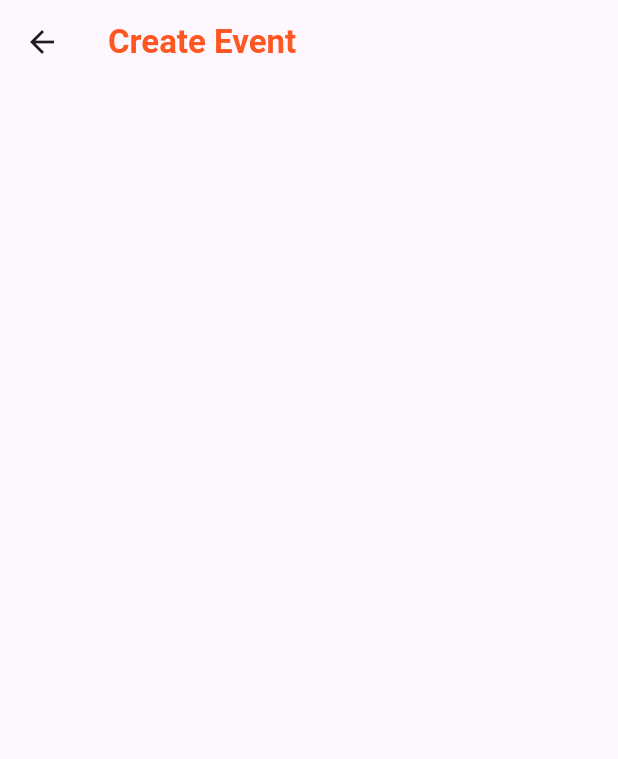
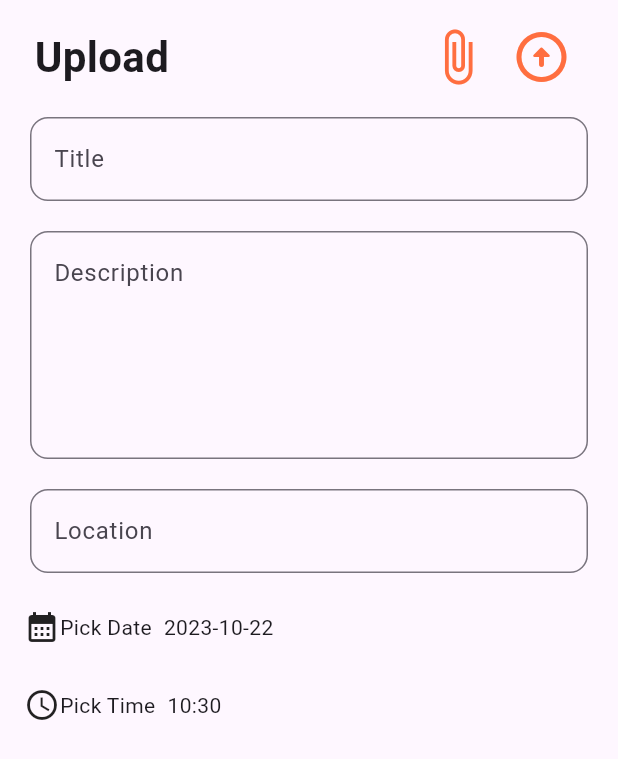
Before and after one commit to Aniket8195/eventapp, a Flutter app: the screen it shows once a user with an empty profile is signed in, after a tap on "CREATE AN EVENT", on a phone screen of 412 x 824 dp. Shown: the top 759 px of the screen. Run offline on Flutter 3.47's test engine with Material 2 defaults, Android fonts, the phone set to English and light mode, and no system bars; our stand-ins replace file_picker, firebase_auth, firebase_core, firebase_storage, google_sign_in; accounts and stored records are empty; network calls fail; Roboto replaces fonts that are missing (Rubik).

```diff
--- a/lib/API/user_model.dart
+++ b/lib/API/user_model.dart
@@ -40,9 +40,7 @@ class UserModel {
 }
 class User {
   final int userId;
-
   final String fullName;
-
   final String email;
   final List<Event> allEvents;
   final List<Event> createdEvents;
@@ -50,9 +48,7 @@ class User {
 
   User({
     required this.userId,
-
     required this.fullName,
-
     required this.email,
     required this.allEvents,
     required this.createdEvents,
@@ -82,9 +78,7 @@ class User {
 
     return User(
       userId: userId ?? 0,
-
       fullName: fullName ?? '',
-
       email: email ?? '',
       allEvents: allEvents,
       createdEvents: createdEvents,
--- a/lib/Widgets/create_event.dart
+++ b/lib/Widgets/create_event.dart
@@ -1,4 +1,11 @@
+import 'package:eventapp/API/insert_event.dart';
+import 'package:eventapp/Widgets/Widget.dart';
+import 'package:eventapp/feed.dart';
 import 'package:flutter/material.dart';
+import 'package:firebase_storage/firebase_storage.dart';
+import 'package:file_picker/file_picker.dart';
+import 'package:flutter/foundation.dart';
+import 'dart:io';
 
 class CreateEvent extends StatefulWidget {
   const CreateEvent({super.key});
@@ -8,19 +15,333 @@ class CreateEvent extends StatefulWidget {
 }
 
 class _CreateEventState extends State<CreateEvent> {
+  String filename = "";
+  final subjectController = TextEditingController();
+  final titleController = TextEditingController();
+  final locationController = TextEditingController();
+  FilePickerResult? filePickerResult;
+  double _progress = 0;
+  File? pickedFile;
+  late Uint8List fileBytes;
+
+  DateTime selectedDate = DateTime.now();
+  Future<void> _selectDate(BuildContext context) async {
+    final DateTime? picked = await showDatePicker(
+        context: context,
+        initialDate: selectedDate,
+        firstDate: DateTime(2023,10),
+        lastDate: DateTime(2101));
+    if (picked != null && picked != selectedDate) {
+      setState(() {
+        selectedDate = picked;
+      });
+    }
+  }
+  TimeOfDay selectedTime = TimeOfDay.now();
+
+
+  Future<void> _openFileExplorer() async {
+    try {
+      filePickerResult = await FilePicker.platform.pickFiles(
+        type: FileType.image,
+      );
+
+      if (filePickerResult?.files != null &&
+          filePickerResult!.files.isNotEmpty) {
+        setState(
+              () {
+            if (kIsWeb) {
+              fileBytes = filePickerResult!.files.first.bytes!;
+            } else {
+              pickedFile = File(filePickerResult!.files.single.path!);
+            }
+            filename = File(filePickerResult!.files.single.name).toString();
+          },
+        );
+      } else {
+        print('No files picked or result is empty.');
+      }
+    } catch (e) {
+      print('Error picking files: $e');
+    }
+  }
+  _uploadDataToStorage() {
+    if (filename == "") {
+      _addDataToSQL();
+    } else {
+      final metadata = SettableMetadata(contentType: "image/jpeg");
+      final storageRef = FirebaseStorage.instance.ref();
+      if (kIsWeb) {
+        final uploadTask =
+        storageRef.child("Event/$filename").putData(fileBytes, metadata);
+        uploadTask.snapshotEvents.listen(
+              (TaskSnapshot taskSnapshot) async {
+            switch (taskSnapshot.state) {
+              case TaskState.running:
+                final progress = 100.0 *
+                    (taskSnapshot.bytesTransferred / taskSnapshot.totalBytes);
+                setState(() {
+                  _progress = progress;
+                  print(_progress);
+                });
+                break;
+              case TaskState.paused:
+                showSnackBar("Paused", context, Icons.error, Colors.red);
+                break;
+              case TaskState.canceled:
+                showSnackBar(
+                    "Upload Was Cancelled", context, Icons.error, Colors.red);
+                break;
+              case TaskState.error:
+                showSnackBar(
+                    "Something Gone Wrong!", context, Icons.error, Colors.red);
+                break;
+              case TaskState.success:
+                _addDataToSQL();
+                showSnackBar("Uploaded", context, Icons.done, Colors.green);
+                break;
+            }
+          },
+        );
+      } else {
+        final uploadTask = storageRef
+            .child("Event/$filename")
+            .putFile(pickedFile!, metadata);
+        uploadTask.snapshotEvents.listen(
+              (TaskSnapshot taskSnapshot) async {
+            switch (taskSnapshot.state) {
+              case TaskState.running:
+                final progress = 100.0 *
+                    (taskSnapshot.bytesTransferred / taskSnapshot.totalBytes);
+                setState(() {
+                  _progress = progress;
+                  print(_progress);
+                });
+                break;
+              case TaskState.paused:
+                showSnackBar("Paused", context, Icons.error, Colors.red);
+                break;
+              case TaskState.canceled:
+                showSnackBar(
+                    "Upload Was Cancelled", context, Icons.error, Colors.red);
+                break;
+              case TaskState.error:
+                showSnackBar(
+                    "Something Gone Wrong!", context, Icons.error, Colors.red);
+                break;
+              case TaskState.success:
+                _addDataToSQL();
+                showSnackBar("Uploaded", context, Icons.done, Colors.green);
+                break;
+            }
+          },
+        );
+      }
+    }
+  }
+  _addDataToSQL() async {
+   // FirebaseFirestore firestore = FirebaseFirestore.instance;
+    //FirebaseAuth auth = FirebaseAuth.instance;
+    if (filename != "") {
+      final storageRef = FirebaseStorage.instance.ref();
+      final imageUrl =
+      await storageRef.child("Event/$filename").getDownloadURL();
+     // print(imageUrl);
+      // firestore.collection("Event Upload").doc(DateTime.now().toString()).set(
+      //   {
+      //     "name": auth.currentUser!.uid,
+      //     "title": titleController.text,
+      //     "message": subjectController.text,
+      //     "file location": imageUrl,
+      //     "timestamp": DateTime.now().toString(),
+      //   },
+      // );
+      print( titleController.text);
+      print(subjectController.text);
+      print(userModel.user!.userId);
+      print(imageUrl);
+      print(selectedDate.toString());
+      print(selectedTime.toString());
+      final date=selectedDate.toString().trim().substring(0, 10);
+      final time="${selectedTime.hour}:${selectedTime.minute}";
+      print(date);
+      print(time);
+      insertEvent(
+          titleController.text,
+          subjectController.text,
+          userModel.user!.userId,
+          imageUrl,
+          date,
+          time
+      );
+    } else {
+      // firestore.collection("Event Upload").doc(DateTime.now().toString()).set(
+      //   {
+      //     "name": auth.currentUser!.uid,
+      //     "title": titleController.text,
+      //     "message": subjectController.text,
+      //     "file location": "",
+      //     "timestamp": DateTime.now().toString(),
+      //   },
+      // );
+      insertEvent(
+          titleController.text,
+          subjectController.text,
+          userModel.user!.userId,
+          " ",
+          selectedDate.toString().trim().substring(0, 10),
+          selectedTime.toString()
+      );
+    }
+
+    if (context.mounted) {
+      // Navigator.pop(context);
+      showSnackBar("Done", context, Icons.done,Colors.green);
+    }
+  }
   @override
   Widget build(BuildContext context) {
     return Scaffold(
-      appBar: AppBar(
-        leading: Icon(Icons.arrow_back),
-        title: Text("Create Event",style: TextStyle(color: Colors.deepOrange,fontWeight: FontWeight.bold),),
-      ),
-      body: Column(
-        mainAxisAlignment: MainAxisAlignment.center,
-        crossAxisAlignment: CrossAxisAlignment.center,
-        children: [
+      // appBar: AppBar(
+      //   title: const Text("Create Event",style: TextStyle(color: Colors.deepOrange,fontWeight: FontWeight.bold),),
+      // ),
+      body:Container(
+        padding: const EdgeInsets.all(8),
+        child: SingleChildScrollView(
+          child: Column(
+            crossAxisAlignment: CrossAxisAlignment.start,
+            mainAxisAlignment: MainAxisAlignment.start,
+            children: [
+              Padding(
+                padding:
+                const EdgeInsets.symmetric(horizontal: 15, vertical: 2),
+                child: Row(
+                  mainAxisAlignment: MainAxisAlignment.spaceBetween,
+                  children: [
+                    const Text(
+                      "Upload ",
+                      style: TextStyle(
+                          fontWeight: FontWeight.bold,
+                          fontSize: 28,
+                          fontFamily: 'Rubik'),
+                    ),
+                    Row(
+                      children: [
+                        IconButton(
+                          onPressed: () {
+                            _openFileExplorer();
+                          },
+                          icon: const Icon(
+                            Icons.attach_file_outlined,
+                            color: Colors.deepOrangeAccent,
+                            size: 40,
+                          ),
+                        ),
+                        IconButton(
+                          onPressed: () {
+                            _uploadDataToStorage();
+                          },
+                          icon: const Icon(
+                            Icons.arrow_circle_up_rounded,
+                            color: Colors.deepOrangeAccent,
+                            size: 40,
+                          ),
+                        ),
+                      ],
+                    ),
+                  ],
+                ),
+              ),
+              BorderedTextField(
+                  maxContentLines: 1,
+                  hintText: "Title",
+                  labelText: "Title",
+                  fieldController: titleController),
+              BorderedTextField(
+                  maxContentLines: 5,
+                  hintText: "Details",
+                  labelText: "Description",
+                  fieldController: subjectController),
+              BorderedTextField(
+                  maxContentLines: 1,
+                  hintText: "Location",
+                  labelText: "Location",
+                  fieldController: locationController),
+              Padding(
+                padding: const EdgeInsets.all(8.0),
+                child: Row(
+                  children: [
+                    GestureDetector(
+                      onTap: (){
+                          _selectDate(context);
+                      },
+                      child: Container(
+                        //decoration: BoxDecoration(color: Colors.deepOrangeAccent),
+                        decoration: BoxDecoration(borderRadius:BorderRadius.circular(5)),
+                        child: const Row(
+                          children: [
+                            Icon(Icons.calendar_month_sharp),
+                            Text("Pick Date")
+                          ],
+                        ),
+                      ),
+                    ),
+                    Padding(
+                      padding: const EdgeInsets.all(8.0),
+                      child: Container(
+                              decoration: BoxDecoration(borderRadius:BorderRadius.circular(5)),
+                              child: Text(selectedDate.toString().trim().substring(0, 10))),
+                    ),
+                  ],
+                ),
+              ),
+              Padding(
+                padding: const EdgeInsets.all(8.0),
+                child: Row(
+                  children: [
+                    GestureDetector(
+                      onTap: ()async{
+                              final TimeOfDay? timeOfDay= await showTimePicker(
+                                  context: context,
+                                  initialTime: selectedTime,
+                                  initialEntryMode: TimePickerEntryMode.dial
+                              );
+                              if(timeOfDay!=null){
+                                setState(() {
+                                  selectedTime=timeOfDay;
+                                });
+                              }
+                      },
+                      child: Container(
+                        //decoration: BoxDecoration(color: Colors.deepOrangeAccent),
+                        decoration: BoxDecoration(borderRadius:BorderRadius.circular(5)),
+                        child: const Row(
+                          children: [
+                            Icon(Icons.access_time),
+                            Text("Pick Time")
+                          ],
+                        ),
+                      ),
+                    ),
+                    Padding(
+                      padding: const EdgeInsets.all(8.0),
+                      child: Container(
+                              decoration: BoxDecoration(borderRadius:BorderRadius.circular(5)),
+                              child: Text("${selectedTime.hour}:${selectedTime.minute}")),
+                    )
+                  ],
+                ),
+              ),
 
-        ],
+
+              const SizedBox(height: 16.0),
+              if (_progress > 0)
+                LinearProgressIndicator(
+                  value: _progress,
+                ),
+            ],
+          ),
+        ),
       ),
     );
   }
--- a/lib/feed.dart
+++ b/lib/feed.dart
@@ -4,7 +4,7 @@ import 'package:eventapp/API/user_model.dart';
 import 'package:eventapp/Widgets/create_event.dart';
 import 'package:firebase_auth/firebase_auth.dart';
 import 'package:flutter/material.dart';
-
+UserModel userModel = UserModel();
 class MainFeed extends StatefulWidget {
   const MainFeed({super.key});
 
@@ -13,7 +13,7 @@ class MainFeed extends StatefulWidget {
 }
 
 class _MainFeedState extends State<MainFeed> {
-  UserModel userModel = UserModel(); // Create an instance of UserModel
+   // Create an instance of UserModel
   List<Event> createdEventsFeed = [];
   List<Event> allEventsFeed = [];
   Check c= Check();
@@ -26,11 +26,14 @@ class _MainFeedState extends State<MainFeed> {
       c.checkUser();
       userModel.fetchUserByEmail(user1.email!).then((_) {
         setState(() {
-          print(userModel.user?.email);
+          //print(userModel.user?.email);
           print(userModel.user?.fullName);
           print(userModel.user?.allEvents);
+          print(userModel.user?.createdEvents);
           // createdEventsFeed = userModel.user?.createdEvents ?? [];
           allEventsFeed=userModel.user?.allEvents??[];
+          createdEventsFeed=userModel.user!.createdEvents;
+          print(createdEventsFeed);
         });
       });}
 
@@ -162,6 +165,7 @@ class _MainFeedState extends State<MainFeed> {
                   ),
                 ),
             ),
+
             Row(
               mainAxisAlignment: MainAxisAlignment.start,
               children: [
@@ -183,7 +187,7 @@ class _MainFeedState extends State<MainFeed> {
               width: 700,
               height: 100,
               child: Padding(
-                padding: EdgeInsets.only(left: 20,top: 10,bottom: 8),
+                padding: const EdgeInsets.only(left: 20,top: 10,bottom: 8),
                 child: Row(
                   children: [
                     GestureDetector(
--- a/pubspec.yaml
+++ b/pubspec.yaml
@@ -32,10 +32,11 @@ dependencies:
     sdk: flutter
   http: ^1.1.0
   firebase_core: ^2.17.0
-  file_picker: ^5.5.0
+  file_picker: ^6.0.0
   firebase_auth: ^4.10.1
   google_sign_in: ^6.1.5
   firebase_storage: ^11.2.8
+  cloud_firestore: ^4.11.0
 
 
 
```
Also changed, not shown: lib/API/insert_event.dart (+7 -7 lines), lib/Widgets/show_event.dart (added, +15 -0 lines), pubspec.lock, 3 other files. Lines whose indentation alone changed are shown as unchanged.
